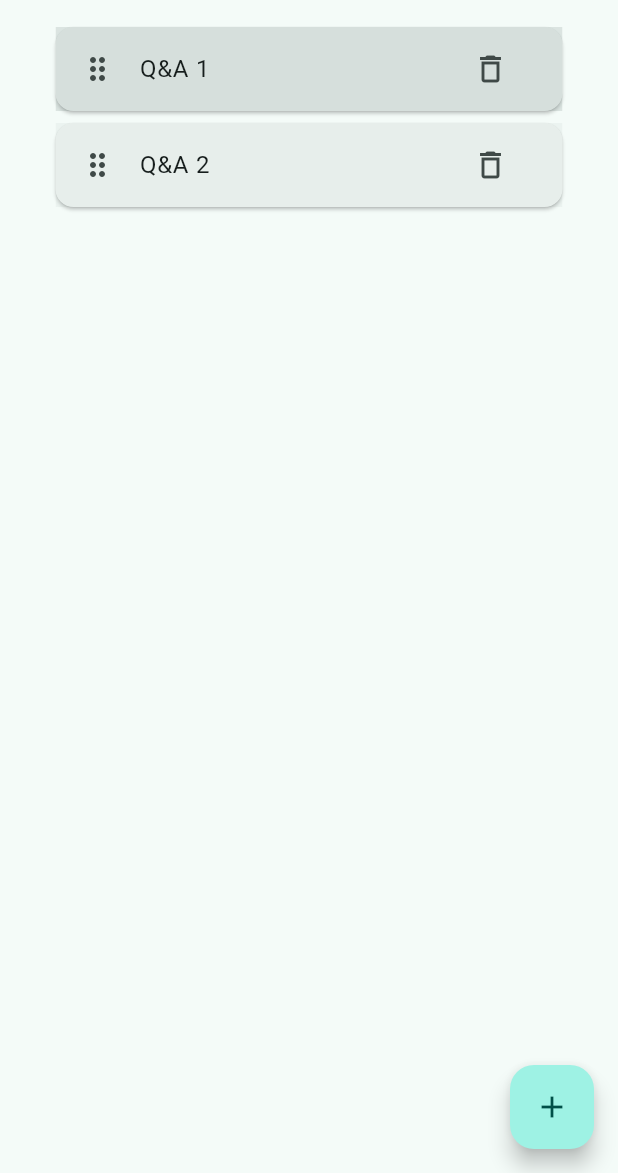
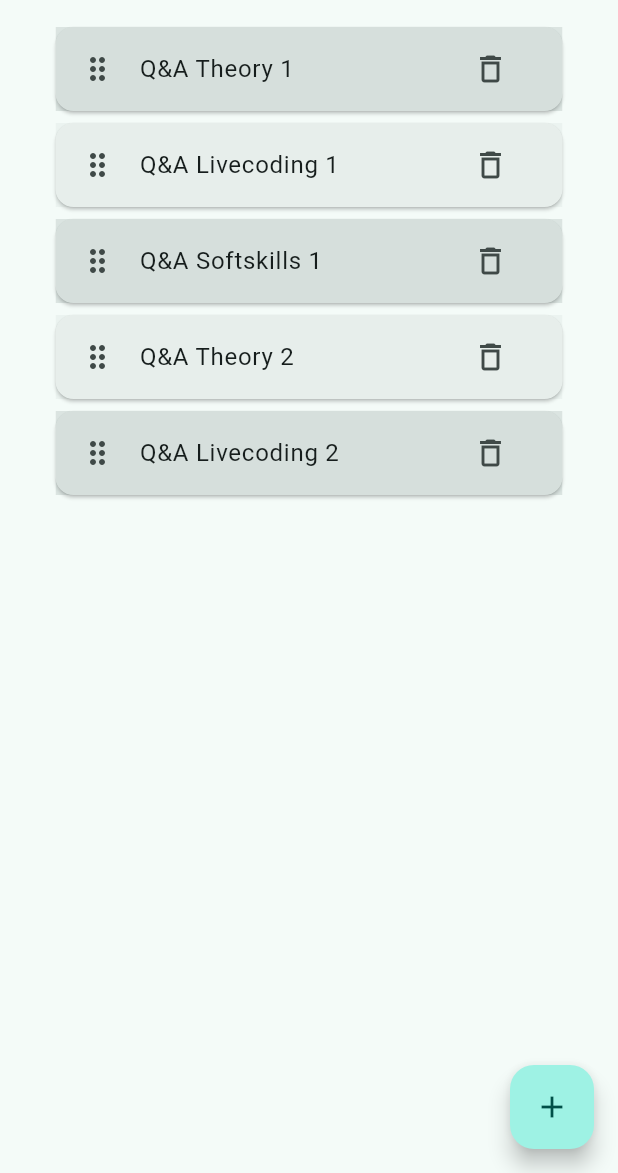
Before and after one commit to kanataidarov/teams_automator_frontend, a Flutter app: the QaList screen opened by its route, on a phone screen of 412 x 824 dp, the part 63-1236 px from its top. Run offline on Flutter 3.47's test engine with Material 3 defaults, Android fonts, the phone set to English and light mode, and no system bars; our stand-ins replace avatar_glow, fixnum, logger, settings_ui, sqflite; missing offline and left inert: format, grpc, protobuf, record; accounts and stored records are empty.

Commit message:
SNIPPET answer type added

```diff
--- a/assets/interview_automator_init.json
+++ b/assets/interview_automator_init.json
@@ -85,21 +85,53 @@
   "qa": [
     {
       "id": 1,
-      "title": "Q&A 1",
+      "title": "Q&A Theory 1",
       "ord": 1,
       "question": "You have given part of interview session. Interview were held for middle java software developer position. Interview was in Russian. \nHere is text transcription of given interview part: \n{transcription} \nExtract all questions asked by interviewer.",
       "qparam": "",
       "answer": "",
-      "anstype": 0
+      "anstype": 0,
+      "stage": "theory"
     },
     {
       "id": 2,
-      "title": "Q&A 2",
+      "title": "Q&A Theory 2",
       "ord": 2,
       "question": "Answer to all questions just extracted by you from given transcription part. Generate JSON containing questions and answers. Your answer should contain generated JSON only, nothing else. \nJSON structure should be following: { \"interview_session\": [ \"question\": \"\", \"answer\": \"\", ... ] }",
       "qparam": "",
       "answer": "",
-      "anstype": 1
+      "anstype": 1,
+      "stage": "theory"
+    },
+    {
+      "id": 3,
+      "title": "Q&A Livecoding 1",
+      "ord": 1,
+      "question": "You have given part of interview session. Interview were held for middle java software developer position. Interview was in Russian. \nHere is text transcription of given interview part: \n{transcription} \nIn given interview part interviewer describes coding assignment for interviewee (in Russian). You have to implement Java program based on interviewee's description of the program.",
+      "qparam": "",
+      "answer": "",
+      "anstype": 2,
+      "stage": "livecoding"
+    },
+    {
+      "id": 4,
+      "title": "Q&A Livecoding 2",
+      "ord": 2,
+      "question": "Rewrite the program you just generated, taking into account the comments given by the interviewer. These are the interviewer's comments: \n{transcription}",
+      "qparam": "",
+      "answer": "",
+      "anstype": 2,
+      "stage": "livecoding"
+    },
+    {
+      "id": 5,
+      "title": "Q&A Softskills 1",
+      "ord": 1,
+      "question": "You have given part of interview session. The interviewer, an employee of the HR department, asks questions on softskills. Interview was in Russian. \nHere is text transcription of given interview part: \n{transcription} \nExtract all questions asked by interviewer and generate answers for them. \nGenerate JSON containing questions and answers. Your answer should contain generated JSON only, nothing else. \nJSON structure should be following: { \"interview_session\": [ \"question\": \"\", \"answer\": \"\", ... ] }",
+      "qparam": "",
+      "answer": "",
+      "anstype": 0,
+      "stage": "softskills"
     }
   ]
 }
--- a/lib/grpc/interview_automator/openai_api.pbenum.dart
+++ b/lib/grpc/interview_automator/openai_api.pbenum.dart
@@ -16,10 +16,12 @@ import 'package:protobuf/protobuf.dart' as $pb;
 class Question_AnswerType extends $pb.ProtobufEnum {
   static const Question_AnswerType RAW = Question_AnswerType._(0, _omitEnumNames ? '' : 'RAW');
   static const Question_AnswerType JSON_ONLY = Question_AnswerType._(1, _omitEnumNames ? '' : 'JSON_ONLY');
+  static const Question_AnswerType SNIPPET = Question_AnswerType._(2, _omitEnumNames ? '' : 'SNIPPET');
 
   static const $core.List<Question_AnswerType> values = <Question_AnswerType> [
     RAW,
     JSON_ONLY,
+    SNIPPET,
   ];
 
   static final $core.Map<$core.int, Question_AnswerType> _byValue = $pb.ProtobufEnum.initByValue(values);
--- a/lib/storage/model/qa.dart
+++ b/lib/storage/model/qa.dart
@@ -13,7 +13,8 @@ class Qa {
         question TEXT NOT NULL,
         qparam TEXT,
         answer TEXT,
-        anstype INTEGER NOT NULL
+        anstype INTEGER NOT NULL,
+        stage VARCHAR(20) NOT NULL
       );''';
 
   int? id;
@@ -23,8 +24,17 @@ class Qa {
   String? qparam;
   String? answer;
   int? anstype;
+  String? stage;
 
-  Qa({this.id, this.title, this.ord, this.question, this.qparam, this.answer, this.anstype});
+  Qa(
+      {this.id,
+      this.title,
+      this.ord,
+      this.question,
+      this.qparam,
+      this.answer,
+      this.anstype,
+      this.stage});
 
   Map<String, dynamic> toMap() {
     return {
@@ -34,7 +44,8 @@ class Qa {
       'question': question,
       'qparam': qparam,
       'answer': answer,
-      'anstype': anstype
+      'anstype': anstype,
+      'stage': stage
     };
   }
 
@@ -46,6 +57,7 @@ class Qa {
     qparam = map['qparam'];
     answer = map['answer'];
     anstype = map['anstype'];
+    stage = map['stage'];
   }
 
   @override
```
Also changed, not shown: lib/grpc/interview_automator/openai_api.pbjson.dart (+3 -1 lines), lib/widget/qa_modal.dart (+7 -0 lines), 1 other file.
